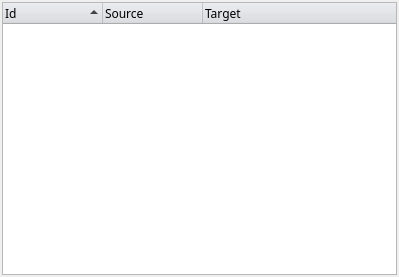
cc-archive/pootle, file editor/ui/OverviewUI.ui: the form before one commit.
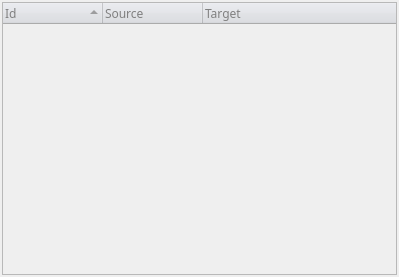
The form after the commit.

```diff
--- a/editor/ui/OverviewUI.ui
+++ b/editor/ui/OverviewUI.ui
@@ -27,6 +27,9 @@
    </property>
    <item row="0" column="0" >
     <widget class="QTreeWidget" name="treeOverview" >
+     <property name="enabled" >
+      <bool>false</bool>
+     </property>
      <property name="palette" >
       <palette>
        <active>
```
